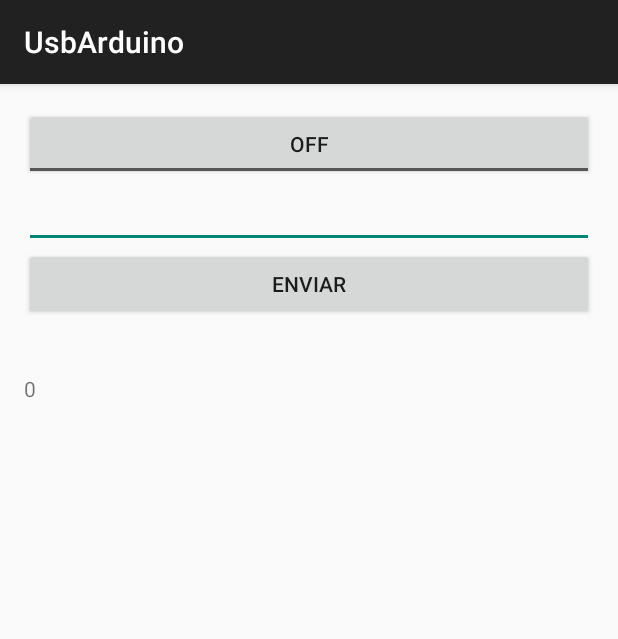
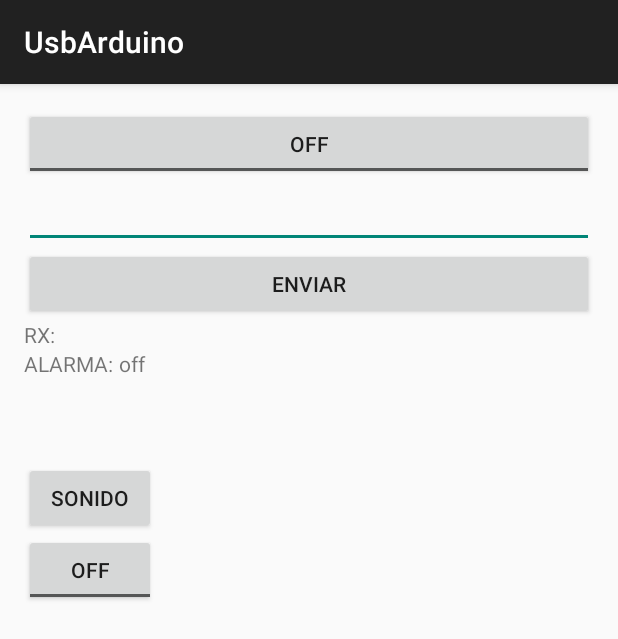
Before and after one commit to diegotestereo/UsbArduinoAE, an Android app: the screen it shows after launch (MainActivity), on a phone screen of 412 x 824 dp. Shown: the top 639 px of the screen. Run offline under Robolectric (Android 15) with nearby library versions, the phone set to English and light mode, and no system bars.

Commit message:
OK
recibe larma y siena sonido

```diff
--- a/app/src/main/java/com/example/laboratorio/usbarduino/MainActivity.java
+++ b/app/src/main/java/com/example/laboratorio/usbarduino/MainActivity.java
@@ -36,9 +36,9 @@ public class MainActivity extends ActionBarActivity implements Runnable{
     private static final int CMD_TEXT = 3;
     private static final int MAX_TEXT_LENGTH = 16;
 
-    ToggleButton buttonLed;
+    ToggleButton buttonLed,toogleAlarma;
     EditText textOut;
-    Button buttonSend;
+    Button buttonSend,buttonSonido;
     TextView textIn,textAlarma1;
 
     String stringToRx;
@@ -49,42 +49,69 @@ public class MainActivity extends ActionBarActivity implements Runnable{
     private UsbInterface usbInterfaceFound = null;
     private UsbEndpoint endpointOut = null;
     private UsbEndpoint endpointIn = null;
-    private Thread RX;
-    private  MediaPlayer mp ;
+    private Thread RX,Audio;
+    private MediaPlayer mp1;
     @Override
     protected void onCreate(Bundle savedInstanceState) {
         super.onCreate(savedInstanceState);
         setContentView(R.layout.activity_main);
-        mp = MediaPlayer.create(this, R.raw.intrusion);
+
+        mp1 = MediaPlayer.create(this, R.raw.intrusion);
+
 
         LevantarXML();
+        Botones();
+
+
+
 
         RX=new Thread( new Runnable() {
             @Override
             public void run() {
                 while(true){
-                    try {
-                        Thread.sleep(1000);
+                   try {
+                      Thread.sleep(100);
                         runOnUiThread(new Runnable() {
                             @Override
                             public void run() {
                                 if(textIn.getText().toString().equals("A")){
                                 textAlarma1.setText("1");
-                                    mp.start();
-                                }else{textAlarma1.setText("0");
-                                    mp.stop();}
+                                    mp1.start();
+                                /*    try {
+                                        Thread.sleep(2000);
+                                    } catch (InterruptedException e) {
+                                        e.printStackTrace();
+                                    }*/
+                                }else{textAlarma1.setText("-");
+                                    mp1.stop();
+                                }
                             }
                         });
 
                     } catch (InterruptedException e) {
                         e.printStackTrace();
-                    }
+                   }
 
                 }
             }
         });
-        RX.start();
+ //      RX.start();
 
+
+        usbManager = (UsbManager)getSystemService(Context.USB_SERVICE);
+    }
+
+    private void Botones() {
+
+
+        buttonSonido.setOnClickListener(new OnClickListener() {
+
+            @Override
+            public void onClick(View v) {
+                mp1.start();
+
+            }
+        });
 
 
         buttonLed.setOnCheckedChangeListener(new OnCheckedChangeListener(){
@@ -113,13 +140,23 @@ public class MainActivity extends ActionBarActivity implements Runnable{
                                 @Override
                                 public void run() {
                                     sendArduinoText(textToSend);
+
                                 }});
                     threadsendArduinoText.start();
                 }
 
             }});
+        toogleAlarma.setOnCheckedChangeListener(new OnCheckedChangeListener() {
+            @Override
+            public void onCheckedChanged(CompoundButton buttonView, boolean isChecked) {
+                if(isChecked){
+                    textIn.setText("A");
+                }else{
+                    textIn.setText("-");
+                }
+            }
+        });
 
-        usbManager = (UsbManager)getSystemService(Context.USB_SERVICE);
     }
 
     private void LevantarXML() {
@@ -128,6 +165,8 @@ public class MainActivity extends ActionBarActivity implements Runnable{
         textIn = (TextView)findViewById(R.id.textin);
         buttonSend = (Button)findViewById(R.id.send);
         buttonLed = (ToggleButton)findViewById(R.id.arduinoled);
+        toogleAlarma= (ToggleButton) findViewById(R.id.toggleAlarma);
+        buttonSonido= (Button)findViewById(R.id.btn_Sonido);
     }
 
     @Override
@@ -215,9 +254,12 @@ public class MainActivity extends ActionBarActivity implements Runnable{
         synchronized (this) {
 
             if (usbDeviceConnection != null) {
-                byte[] message = new byte[2];
-                message[0] = SYNC_WORD;
-                message[1] = (byte)control;
+                byte[] message = new byte[1];
+            //    byte message = (byte)control;
+                message[0] = (byte)control;
+
+            //    message[0] = SYNC_WORD;
+             //   message[1] = (byte)control;
 
                 usbDeviceConnection.bulkTransfer(endpointOut,
                         message, message.length, 0);
@@ -273,24 +315,33 @@ public class MainActivity extends ActionBarActivity implements Runnable{
         UsbRequest request = new UsbRequest();
         request.initialize(usbDeviceConnection, endpointIn);
         while (true) {
-            //Thread.sleep(10);
+
             request.queue(buffer, 1);
             if (usbDeviceConnection.requestWait() == request) {
                  byte dataRx = buffer.get(0);
 
                if(dataRx==0){
+                        Log.d("dataRx==0","dataRx:"+dataRx);
 
                }else{
-                   stringToRx +=(char)dataRx;
+                   stringToRx="";
+                   stringToRx+=(char)dataRx;
 
-                   //  stringToRx = dataRx;
                    runOnUiThread(new Runnable(){
 
                        @Override
                        public void run() {
-                           textIn.setText("IN:"+stringToRx+"-");
-                           // stringToRx="";
+                           textIn.setText(stringToRx);
+                           if(textIn.getText().toString().equals("A")){
+                               textAlarma1.setText("si");
+                               mp1.start();
+
+                           }else{textAlarma1.setText("no");
+                               mp1.stop();
+                           }
+
                        }});
+
                }
 
 
--- a/app/src/main/res/layout/activity_main.xml
+++ b/app/src/main/res/layout/activity_main.xml
@@ -28,16 +28,53 @@
         android:layout_width="match_parent"
         android:layout_height="wrap_content"
         android:text="Enviar"/>
-    <TextView
-        android:id="@+id/textin"
+
+    <LinearLayout
+        android:orientation="horizontal"
         android:layout_width="match_parent"
+        android:layout_height="wrap_content">
+
+        <TextView
+            android:layout_width="wrap_content"
+            android:layout_height="wrap_content"
+            android:text="RX: "
+            android:id="@+id/textView" />
+
+        <TextView
+            android:id="@+id/textin"
+            android:layout_width="230dp"
+            android:layout_height="wrap_content" />
+    </LinearLayout>
+
+    <LinearLayout
+        android:orientation="horizontal"
+        android:layout_width="fill_parent"
+        android:layout_height="75dp">
+
+        <TextView
+            android:layout_width="wrap_content"
+            android:layout_height="wrap_content"
+            android:text="ALARMA: "
+            android:id="@+id/textView2" />
+
+        <TextView
+            android:layout_width="match_parent"
+            android:layout_height="wrap_content"
+            android:text="off"
+            android:id="@+id/textAlarma1" />
+    </LinearLayout>
+
+    <Button
+        android:layout_width="wrap_content"
         android:layout_height="wrap_content"
-        android:layout_weight="0.03" />
+        android:text="Sonido"
+        android:id="@+id/btn_Sonido" />
 
-    <TextView
-        android:layout_width="353dp"
+    <ToggleButton
+        android:layout_width="wrap_content"
         android:layout_height="wrap_content"
-        android:text="Alarma1 Esperando status"
-        android:id="@+id/textAlarma1" />
+        android:text="New ToggleButton"
+        android:id="@+id/toggleAlarma"
+        android:checked="false" />
 
 </LinearLayout>
```
